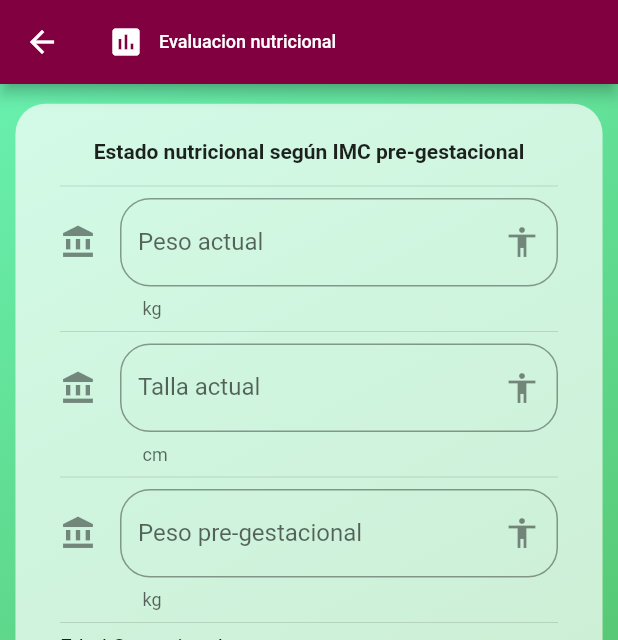
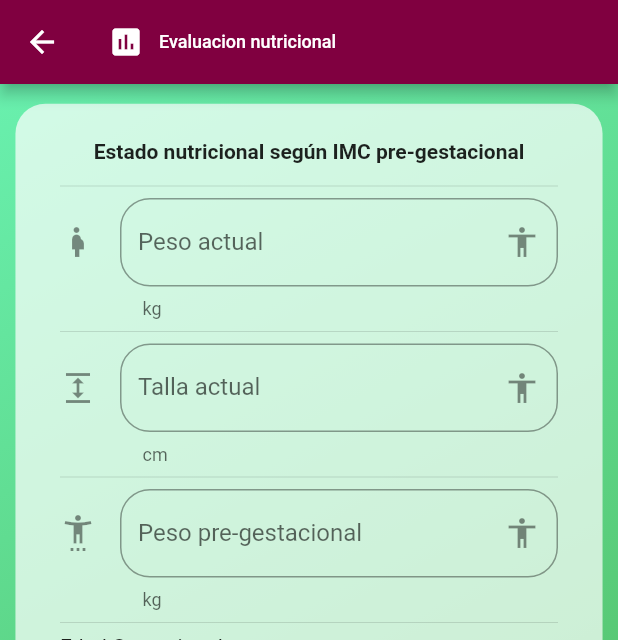
Before and after one commit to darknarf64/materna, a Flutter app: the screen it shows after launch, after a tap on "Evaluación nutricional por ganacias de p", on a phone screen of 412 x 824 dp. Shown: the top 640 px of the screen. Run offline on Flutter 3.47's test engine with Material 2 defaults, Android fonts, the phone set to English and light mode, and no system bars.

Commit message:
6-8-2021

```diff
--- a/lib/page/altura_uterina.dart
+++ b/lib/page/altura_uterina.dart
@@ -71,8 +71,8 @@ class _ALturaUterinaState extends State<ALturaUterina> {
           hintText: 'cm',
           labelText: 'Altura Uterina',
           helperText: '$_alturaUterina cm',
-          suffixIcon: Icon(Icons.accessibility),
-          icon: Icon(Icons.account_balance),
+          suffixIcon: Icon(Icons.pregnant_woman),
+          icon: Icon(Icons.brightness_3),
           border:
               OutlineInputBorder(borderRadius: BorderRadius.circular(20.0))),
       onChanged: (valor) {
@@ -117,6 +117,7 @@ class _ALturaUterinaState extends State<ALturaUterina> {
                 alturaUterina = double.parse(_alturaUterina);
                 resultado =
                     evaluacion.compararAlturaUterina(alturaUterina, min, max);
+                FocusScope.of(context).requestFocus(new FocusNode());
                 setState(() {
                   _visibility = true;
                 });
--- a/lib/page/estado_imc_pregest.dart
+++ b/lib/page/estado_imc_pregest.dart
@@ -73,7 +73,7 @@ class _EnutpregestacionalState extends State<Enutpregestacional> {
           labelText: 'Peso pre-gestacional',
           helperText: '$_peso kg',
           suffixIcon: Icon(Icons.accessibility),
-          icon: Icon(Icons.account_balance),
+          icon: Icon(Icons.settings_accessibility),
           border:
               OutlineInputBorder(borderRadius: BorderRadius.circular(20.0))),
       onChanged: (valor) {
@@ -93,7 +93,7 @@ class _EnutpregestacionalState extends State<Enutpregestacional> {
           labelText: 'Talla',
           helperText: '$_talla cm',
           suffixIcon: Icon(Icons.accessibility),
-          icon: Icon(Icons.account_balance),
+          icon: Icon(Icons.expand),
           border:
               OutlineInputBorder(borderRadius: BorderRadius.circular(20.0))),
       onChanged: (valor) {
@@ -112,6 +112,7 @@ class _EnutpregestacionalState extends State<Enutpregestacional> {
             : () {
                 _imc = evaluacion.calcularIMC(_peso, _talla);
                 _estadonutricionalIMC = evaluacion.estadoNutIMC(_imc);
+                FocusScope.of(context).requestFocus(new FocusNode());
                 setState(() {
                   _visibility = true;
                 });
--- a/lib/page/evaluacion_nutri_total.dart
+++ b/lib/page/evaluacion_nutri_total.dart
@@ -93,7 +93,7 @@ class _EvaluacionNutricionalTotalState
           labelText: 'Peso actual',
           helperText: '$_peso kg',
           suffixIcon: Icon(Icons.accessibility),
-          icon: Icon(Icons.account_balance),
+          icon: Icon(Icons.pregnant_woman_sharp),
           border:
               OutlineInputBorder(borderRadius: BorderRadius.circular(20.0))),
       onChanged: (valor) {
@@ -113,7 +113,7 @@ class _EvaluacionNutricionalTotalState
           labelText: 'Peso pre-gestacional',
           helperText: '$_pesoPreges kg',
           suffixIcon: Icon(Icons.accessibility),
-          icon: Icon(Icons.account_balance),
+          icon: Icon(Icons.settings_accessibility),
           border:
               OutlineInputBorder(borderRadius: BorderRadius.circular(20.0))),
       onChanged: (valor) {
@@ -133,7 +133,7 @@ class _EvaluacionNutricionalTotalState
           labelText: 'Talla actual',
           helperText: '$_talla cm',
           suffixIcon: Icon(Icons.accessibility),
-          icon: Icon(Icons.account_balance),
+          icon: Icon(Icons.expand),
           border:
               OutlineInputBorder(borderRadius: BorderRadius.circular(20.0))),
       onChanged: (valor) {
@@ -167,6 +167,7 @@ class _EvaluacionNutricionalTotalState
                     evaluacion.diferenciaDePesos(_peso, _pesoPreges);
                 estadoGananciaPeso = evaluacion.estadoDeGananciaDePeso(
                     _peso, _pesoPreges, pesominimo, pesomaximo);
+                FocusScope.of(context).requestFocus(new FocusNode());
 
                 setState(() {
                   _visibility = true;
--- a/lib/page/peso_estimado.dart
+++ b/lib/page/peso_estimado.dart
@@ -83,7 +83,7 @@ class _PesoestimadoState extends State<Pesoestimado> {
           labelText: 'Peso actual',
           helperText: '$_peso kg',
           suffixIcon: Icon(Icons.accessibility),
-          icon: Icon(Icons.account_balance),
+          icon: Icon(Icons.settings_accessibility),
           border:
               OutlineInputBorder(borderRadius: BorderRadius.circular(20.0))),
       onChanged: (valor) {
@@ -103,7 +103,7 @@ class _PesoestimadoState extends State<Pesoestimado> {
           labelText: 'Talla',
           helperText: '$_talla cm',
           suffixIcon: Icon(Icons.accessibility),
-          icon: Icon(Icons.account_balance),
+          icon: Icon(Icons.expand),
           border:
               OutlineInputBorder(borderRadius: BorderRadius.circular(20.0))),
       onChanged: (valor) {
@@ -213,6 +213,7 @@ class _PesoestimadoState extends State<Pesoestimado> {
                 _pesoEstimadoString = pesoEstimado.toString();
                 _imcPregestacionalString = imcPregestacional.toString();
                 _estadoNutPreGestString = estadoPregestacional;
+                FocusScope.of(context).requestFocus(new FocusNode());
                 setState(() {
                   _visibility = true;
                 });
--- a/lib/widgets/background.dart
+++ b/lib/widgets/background.dart
@@ -20,7 +20,8 @@ class Background extends StatelessWidget {
           decoration: boxDecoration,
         ),
         // cajas
-        Positioned(top: -100, left: -30, child: _CajasDecorativas())
+        Positioned(top: 100, left: -300, child: _SegundaCajaDecorativas()),
+        Positioned(top: -100, left: -150, child: _CajasDecorativas()),
       ],
     );
   }
@@ -35,7 +36,7 @@ class _CajasDecorativas extends StatelessWidget {
         width: 320,
         height: 320,
         decoration: BoxDecoration(
-            borderRadius: BorderRadius.circular(80),
+            borderRadius: BorderRadius.circular(200),
             gradient: LinearGradient(
                 begin: Alignment.topRight,
                 end: Alignment.bottomLeft,
@@ -47,3 +48,25 @@ class _CajasDecorativas extends StatelessWidget {
     );
   }
 }
+
+class _SegundaCajaDecorativas extends StatelessWidget {
+  @override
+  Widget build(BuildContext context) {
+    return Transform.rotate(
+      angle: -pi / 5.0,
+      child: Container(
+        width: 640,
+        height: 640,
+        decoration: BoxDecoration(
+            borderRadius: BorderRadius.circular(360),
+            gradient: LinearGradient(
+                begin: Alignment.topRight,
+                end: Alignment.bottomLeft,
+                colors: [
+                  Color(0xffD10067),
+                  Color(0xffF56CAF),
+                ])),
+      ),
+    );
+  }
+}
```
Also changed, not shown: lib/page/evaluacion_peso_ganad_semana.dart (+3 -4 lines).
